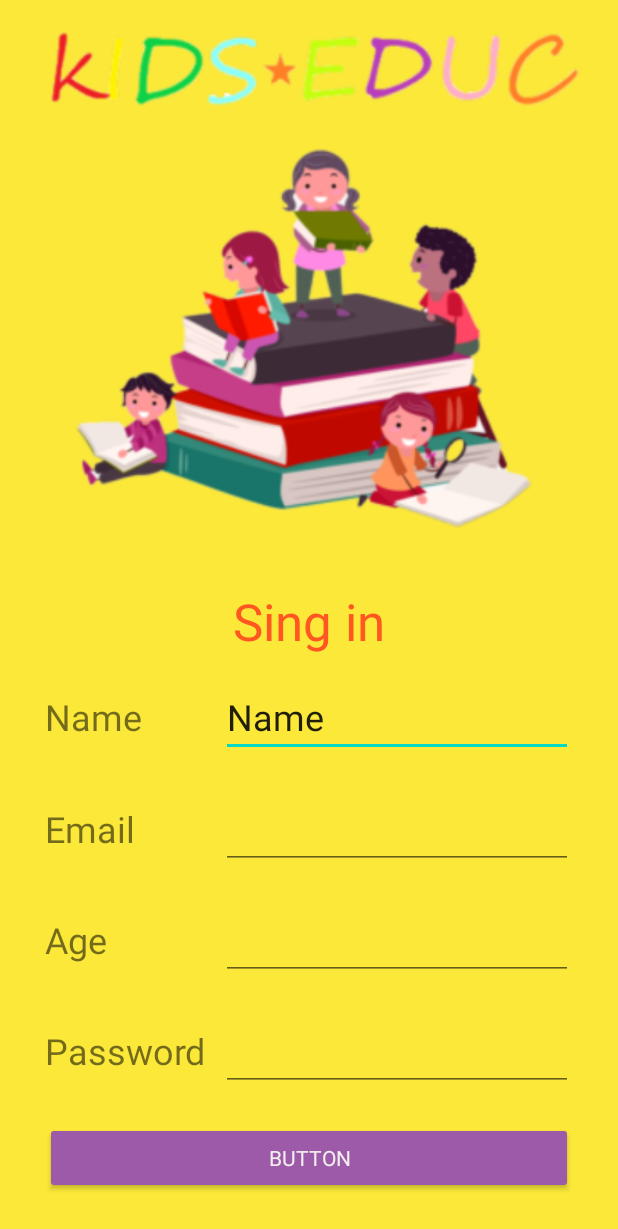
After one commit to zotoavina/kidseduc, an Android app: the SingInActivity screen opened directly, with no data from a screen before it, on a phone screen of 412 x 824 dp. The commit adds this screen. Shown: the top 1229 px of the screen. Run offline under Robolectric (Android 15) with nearby library versions, the phone set to English and light mode, and no system bars.

Commit message:
register activity creation and view design

```diff
--- a/app/src/main/AndroidManifest.xml
+++ b/app/src/main/AndroidManifest.xml
@@ -2,6 +2,8 @@
 <manifest xmlns:android="http://schemas.android.com/apk/res/android"
     xmlns:tools="http://schemas.android.com/tools"
     package="com.example.kidseduc">
+
+    <uses-permission android:name="android.permission.INTERNET" />
 
     <application
         android:allowBackup="true"
@@ -13,6 +15,9 @@
         android:supportsRtl="true"
         android:theme="@style/Theme.Kidseduc"
         tools:targetApi="31">
+        <activity
+            android:name=".views.SingInActivity"
+            android:exported="false" />
         <activity
             android:name=".views.MenuActivity"
             android:exported="false" />
@@ -34,6 +39,4 @@
             android:exported="true" />
     </application>
 
-    <uses-permission android:name="android.permission.INTERNET"/>
-
 </manifest>
--- /dev/null
+++ b/app/src/main/java/com/example/kidseduc/views/SingInActivity.java
@@ -0,0 +1,15 @@
+package com.example.kidseduc.views;
+
+import android.support.v7.app.AppCompatActivity;
+import android.os.Bundle;
+
+import com.example.kidseduc.R;
+
+public class SingInActivity extends AppCompatActivity {
+
+    @Override
+    protected void onCreate(Bundle savedInstanceState) {
+        super.onCreate(savedInstanceState);
+        setContentView(R.layout.activity_sing_in);
+    }
+}
--- a/app/src/main/java/com/example/kidseduc/views/SplashActivity.java
+++ b/app/src/main/java/com/example/kidseduc/views/SplashActivity.java
@@ -20,7 +20,8 @@ public class SplashActivity extends AppCompatActivity {
                         sleep(150);
                         delay = delay + 100;
                     }
-                    startActivity(new Intent(SplashActivity.this, LoginActivity.class));
+                    //startActivity(new Intent(SplashActivity.this, LoginActivity.class));
+                    startActivity(new Intent(SplashActivity.this, SingInActivity.class));
 
                 } catch (InterruptedException e) {
                     e.printStackTrace();
--- /dev/null
+++ b/app/src/main/res/layout/activity_sing_in.xml
@@ -0,0 +1,197 @@
+<?xml version="1.0" encoding="utf-8"?>
+<android.support.constraint.ConstraintLayout xmlns:android="http://schemas.android.com/apk/res/android"
+    xmlns:app="http://schemas.android.com/apk/res-auto"
+    xmlns:tools="http://schemas.android.com/tools"
+    android:layout_width="match_parent"
+    android:layout_height="match_parent"
+    android:background="#FFE9E9"
+    tools:context=".views.SingInActivity">
+
+    <LinearLayout
+        android:layout_width="match_parent"
+        android:layout_height="match_parent"
+        android:background="#FBE839"
+        android:orientation="vertical"
+        app:layout_constraintEnd_toEndOf="parent"
+        app:layout_constraintStart_toStartOf="parent"
+        app:layout_constraintTop_toTopOf="parent">
+
+        <LinearLayout
+            android:layout_width="match_parent"
+            android:layout_height="wrap_content"
+            android:layout_weight="9"
+            android:gravity="center"
+            android:orientation="vertical">
+
+            <LinearLayout
+                android:layout_width="match_parent"
+                android:layout_height="wrap_content"
+                android:layout_weight="3"
+                android:gravity="center"
+                android:orientation="vertical">
+
+                <ImageView
+                    android:id="@+id/imageView3"
+                    android:layout_width="match_parent"
+                    android:layout_height="wrap_content"
+                    android:layout_weight="1"
+                    app:srcCompat="@drawable/logo5" />
+
+                <ImageView
+                    android:id="@+id/imageView2"
+                    android:layout_width="match_parent"
+                    android:layout_height="wrap_content"
+                    android:layout_weight="2"
+                    app:srcCompat="@drawable/logo2" />
+            </LinearLayout>
+
+            <LinearLayout
+                android:layout_width="match_parent"
+                android:layout_height="wrap_content"
+                android:layout_weight="6"
+                android:clipToPadding="false"
+                android:duplicateParentState="false"
+                android:gravity="center"
+                android:orientation="vertical"
+                android:paddingLeft="30dp"
+                android:paddingRight="30dp"
+                android:paddingBottom="2dp">
+
+                <LinearLayout
+                    android:layout_width="match_parent"
+                    android:layout_height="match_parent"
+                    android:layout_weight="1"
+                    android:orientation="horizontal">
+
+                    <TextView
+                        android:id="@+id/textView6"
+                        android:layout_width="wrap_content"
+                        android:layout_height="match_parent"
+                        android:layout_weight="1"
+                        android:gravity="center"
+                        android:text="Sing in"
+                        android:textColor="#FF5722"
+                        android:textSize="34sp" />
+                </LinearLayout>
+
+                <LinearLayout
+                    android:layout_width="match_parent"
+                    android:layout_height="match_parent"
+                    android:layout_weight="1"
+                    android:orientation="horizontal">
+
+                    <TextView
+                        android:id="@+id/textView7"
+                        android:layout_width="0dp"
+                        android:layout_height="wrap_content"
+                        android:layout_weight="1"
+                        android:text="Name"
+                        android:textSize="24sp" />
+
+                    <EditText
+                        android:id="@+id/reg_username"
+                        android:layout_width="0dp"
+                        android:layout_height="wrap_content"
+                        android:layout_weight="2"
+                        android:ems="10"
+                        android:inputType="textPersonName"
+                        android:text="Name"
+                        android:textSize="24sp" />
+                </LinearLayout>
+
+                <LinearLayout
+                    android:layout_width="match_parent"
+                    android:layout_height="match_parent"
+                    android:layout_weight="1"
+                    android:orientation="horizontal">
+
+                    <TextView
+                        android:id="@+id/textView8"
+                        android:layout_width="0dp"
+                        android:layout_height="wrap_content"
+                        android:layout_weight="1"
+                        android:text="Email"
+                        android:textSize="24sp" />
+
+                    <EditText
+                        android:id="@+id/reg_email"
+                        android:layout_width="0dp"
+                        android:layout_height="wrap_content"
+                        android:layout_weight="2"
+                        android:ems="10"
+                        android:inputType="textEmailAddress"
+                        android:textSize="24sp"
+                        tools:ignore="SpeakableTextPresentCheck" />
+
+                </LinearLayout>
+
+                <LinearLayout
+                    android:layout_width="match_parent"
+                    android:layout_height="match_parent"
+                    android:layout_weight="1"
+                    android:orientation="horizontal">
+
+                    <TextView
+                        android:id="@+id/textView9"
+                        android:layout_width="0dp"
+                        android:layout_height="wrap_content"
+                        android:layout_weight="1"
+                        android:text="Age"
+                        android:textSize="24sp" />
+
+                    <EditText
+                        android:id="@+id/reg_age"
+                        android:layout_width="0dp"
+                        android:layout_height="wrap_content"
+                        android:layout_weight="2"
+                        android:ems="10"
+                        android:inputType="number"
+                        android:textSize="24sp" />
+                </LinearLayout>
+
+                <LinearLayout
+                    android:layout_width="match_parent"
+                    android:layout_height="match_parent"
+                    android:layout_weight="1"
+                    android:orientation="horizontal">
+
+                    <TextView
+                        android:id="@+id/textView10"
+                        android:layout_width="0dp"
+                        android:layout_height="wrap_content"
+                        android:layout_weight="1"
+                        android:text="Password"
+                        android:textSize="24sp" />
+
+                    <EditText
+                        android:id="@+id/reg_passsword"
+                        android:layout_width="0dp"
+                        android:layout_height="wrap_content"
+                        android:layout_weight="2"
+                        android:ems="10"
+                        android:inputType="textPassword"
+                        android:textSize="24sp" />
+                </LinearLayout>
+
+                <LinearLayout
+                    android:layout_width="match_parent"
+                    android:layout_height="match_parent"
+                    android:layout_weight="1"
+                    android:orientation="horizontal">
+
+                    <Button
+                        android:id="@+id/register"
+                        android:layout_width="wrap_content"
+                        android:layout_height="wrap_content"
+                        android:layout_weight="1"
+                        android:backgroundTint="#9D5AA8"
+                        android:fontFamily="sans-serif"
+                        android:soundEffectsEnabled="false"
+                        android:text="Button"
+                        android:textColor="#F3EFEF" />
+                </LinearLayout>
+            </LinearLayout>
+        </LinearLayout>
+
+    </LinearLayout>
+</android.support.constraint.ConstraintLayout>
```
Also changed, not shown: app/src/main/res/drawable/logo2.png (added), app/src/main/res/drawable/logo4.png (added), app/src/main/res/drawable/logo5.png (added).
